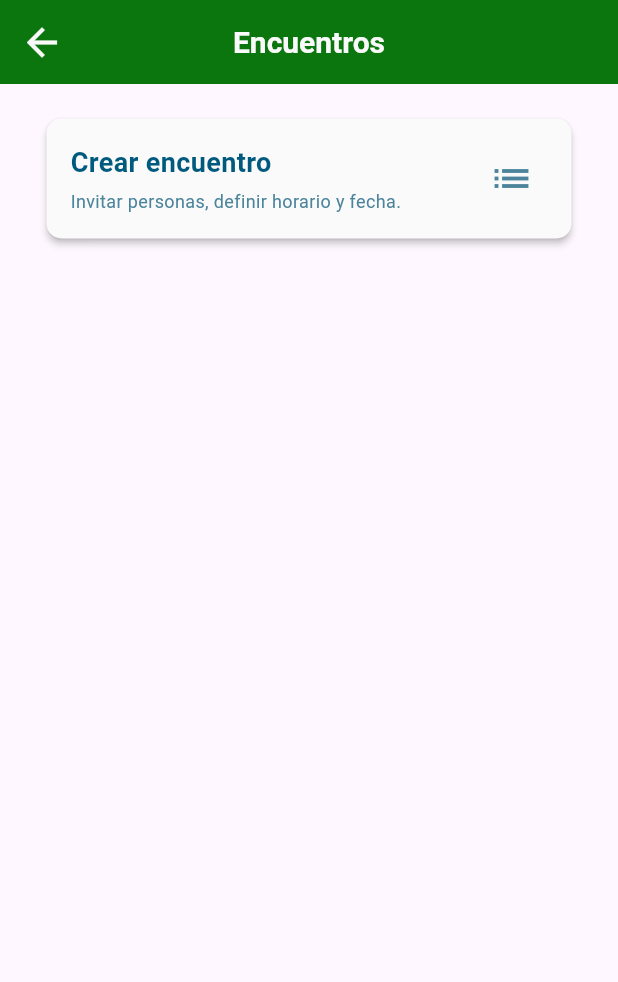
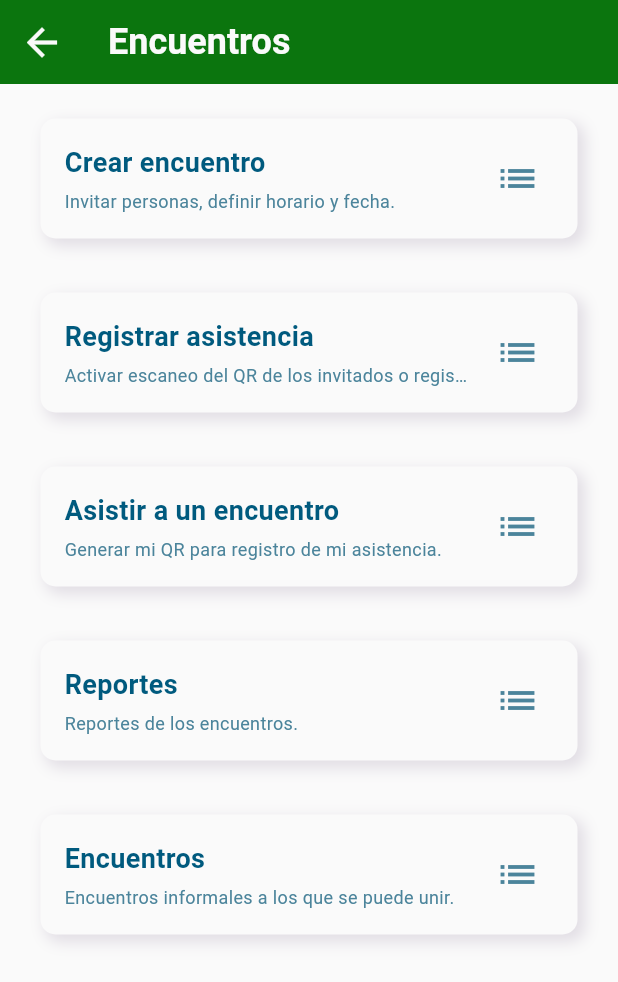
Before and after one commit to Archimarks/frontend_app, a Flutter app: the screen it shows after launch, on a phone screen of 412 x 824 dp. Shown: the top 982 px of the screen. Run offline on Flutter 3.47's test engine with Material 3 defaults, Android fonts, the phone set to English and light mode, and no system bars; our stand-ins replace bloc, connectivity_plus, flutter_bloc, go_router, shared_preferences.

Commit message:
Actualización de widgets y construcción de tarjetas del Home.

```diff
--- a/lib/src/Core/Routes/routes_config.dart
+++ b/lib/src/Core/Routes/routes_config.dart
@@ -15,7 +15,7 @@ library;
 import 'package:go_router/go_router.dart';
 
 import '../../Features/Login/Presentation/Views/login_view.dart';
-import '../../Features/Meet_options/Presentation/Views/meet_options_view.dart';
+import '../../Features/Home/Presentation/Views/meet_options_view.dart';
 import 'route_names.dart';
 
 /// Lista de rutas disponibles en la aplicación.
@@ -30,7 +30,7 @@ final List<GoRoute> appRoutes = [
 GoRoute(
     path: '/meetOptions',
     name: RouteNames.meetOptions,
-    builder: (final context, final state) => const MeetOptions(),
+    builder: (final context, final state) => const Home(),
   ),
 
   // Ruta comentada de ejemplo para futuras implementaciones:
--- a/lib/src/Features/Meet_options/Presentation/Views/meet_options_view.dart
+++ b/lib/src/Features/Home/Presentation/Views/meet_options_view.dart
@@ -3,26 +3,30 @@ import 'package:flutter/material.dart';
 import '../../../../Core/Barrels/enums_barrel.dart';
 import '../../../../Core/Barrels/widgets_shared_barrel.dart';
 
-class MeetOptions extends StatefulWidget {
-  const MeetOptions({super.key});
+class Home extends StatefulWidget {
+  const Home({super.key});
 
   @override
-  State<MeetOptions> createState() => _MeetOptionsState();
+  State<Home> createState() => _HomeState();
 }
 
-class _MeetOptionsState extends State<MeetOptions> {
+class _HomeState extends State<Home> {
   @override
   // ignore: prefer_expression_function_bodies
   Widget build(final BuildContext context) {
     // Envuelve el Scaffold con PopScope para interceptar el botón de retroceso del hardware
     return PopScope(
       canPop: false, // Evita que la ruta se "popee" automáticamente
+      // ignore: deprecated_member_use
       onPopInvoked: (final bool didPop) {
         if (didPop) {
-          return; // Si el pop ya fue manejado por el sistema, no hacemos nada.
+          return; // Si el pop ya fue manejado por el sistema, no se hace nada.
         }
       },
       child: Scaffold(
+        backgroundColor: TipoColores
+            .seasalt
+            .value, // Color de fondo para toda la vista
         appBar: customAppBar(
           context: context,
           title: 'Encuentros',
@@ -54,7 +58,30 @@ class _MeetOptionsState extends State<MeetOptions> {
       CustomMainCard(
         title: 'Crear encuentro',
         description: 'Invitar personas, definir horario y fecha.',
-        actionIcon: Icons.list,
+        actionCard: () {},
+      ),
+      const SizedBox(height: 20),
+      CustomMainCard(
+        title: 'Registrar asistencia',
+        description: 'Activar escaneo del QR de los invitados o registro manual de asistencia.',
+        actionCard: () {},
+      ),
+      const SizedBox(height: 20),
+      CustomMainCard(
+        title: 'Asistir a un encuentro',
+        description: 'Generar mi QR para registro de mi asistencia.',
+        actionCard: () {},
+      ),
+      const SizedBox(height: 20),
+      CustomMainCard(
+        title: 'Reportes',
+        description: 'Reportes de los encuentros.',
+        actionCard: () {},
+      ),
+      const SizedBox(height: 20),
+      CustomMainCard(
+        title: 'Encuentros',
+        description: 'Encuentros informales a los que se puede unir.',
         actionCard: () {},
       ),
     ],
--- a/lib/src/Features/Login/Presentation/Views/login_view.dart
+++ b/lib/src/Features/Login/Presentation/Views/login_view.dart
@@ -206,6 +206,7 @@ class _LoginButton extends StatelessWidget {
                               'Error al obtener usuario. Código: ${response.statusCode}',
                             );
                           }
+                          // ignore: avoid_catches_without_on_clauses
                         } catch (e) {
                           debugPrint('Error en la solicitud HTTP: $e');
                         }
--- a/lib/src/Shared/Widgets/app_bar.dart
+++ b/lib/src/Shared/Widgets/app_bar.dart
@@ -54,16 +54,16 @@ AppBar customAppBar({
         : const SizedBox(width: 56.0), // Mantiene el espacio del leading
     title: Text(
       title,
-      textAlign: TextAlign.center,
+      textAlign: TextAlign.left,
       style: TextStyle(
         fontWeight: FontWeight.bold,
-        fontSize: sizeTitle ?? 20,
+        fontSize: sizeTitle ?? 24,
         color:
             colorText ??
             TipoColores.seasalt.value, // Usar el color de texto personalizado
       ),
     ),
-    centerTitle: true,
+    centerTitle: false,
     backgroundColor:
         backgroundColor ??
         Colors.transparent, // Usar el color de fondo personalizado
--- a/lib/src/Shared/Widgets/button.dart
+++ b/lib/src/Shared/Widgets/button.dart
@@ -53,11 +53,11 @@ class CustomButton extends StatelessWidget {
               boxShadow: enabled
                   ? [
                       BoxShadow(
-                      color: TipoColores.gris.value.withAlpha(
+                      color: TipoColores.pantone663C.value.withAlpha(
                         (0.4 * 255).toInt(),
                       ),
                         blurRadius: 10,
-                        spreadRadius: 2,
+                      spreadRadius: 1,
                         offset: const Offset(0, 3),
                       ),
                     ]
--- a/lib/src/Shared/Widgets/main_card.dart
+++ b/lib/src/Shared/Widgets/main_card.dart
@@ -15,11 +15,13 @@ class CustomMainCard extends StatelessWidget {
     super.key,
     required this.title,
     required this.description,
-    this.actionIcon,
+    this.actionIcon = Icons.list,
     required this.actionCard,
     this.backgroundColor = TipoColores.seasalt, // Color de fondo predeterminado
-    this.titleColor = TipoColores.pantone634C, // Color del título predeterminado
-    this.descriptionColor = TipoColores.airBlue, // Color de la descripción predeterminado
+    this.titleColor =
+        TipoColores.pantone634C, // Color del título predeterminado
+    this.descriptionColor =
+        TipoColores.airBlue, // Color de la descripción predeterminado
   });
 
   /// El texto principal que se muestra en la tarjeta.
@@ -44,13 +46,30 @@ class CustomMainCard extends StatelessWidget {
   final TipoColores descriptionColor;
 
   @override
-  Widget build(final BuildContext context) => Card(
+  Widget build(final BuildContext context) => Container(
+    margin: const EdgeInsets.symmetric(horizontal: 12.0, vertical: 8.0),
+    decoration: BoxDecoration(
+      borderRadius: BorderRadius.circular(10.0),
+      boxShadow: [
+        BoxShadow(
+          color: TipoColores.pantone663C.value, // Color de la sombra
+          offset: const Offset(
+            4,
+            4,
+          ), // Desplazamiento: 4 a la derecha, 4 hacia abajo
+          blurRadius: 8, // Qué tan difuminada está la sombra
+          spreadRadius: 1, // Qué tan extendida está la sombra
+        ),
+      ],
+    ),
+    child: Card(
       color: backgroundColor.value,
-      margin: const EdgeInsets.symmetric(horizontal: 16.0, vertical: 8.0),
-      elevation: 2.0,
-    shape: RoundedRectangleBorder(borderRadius: BorderRadius.circular(10.0)),
+      margin: EdgeInsets
+          .zero, // Eliminar el margin del Card para que el Container lo controle
+      elevation: 0, // Quitar la elevación por defecto de la Card
+      shape: RoundedRectangleBorder(borderRadius: BorderRadius.circular(10.0)),
       child: InkWell(
-      onTap: actionCard,
+        onTap: actionCard,
         borderRadius: BorderRadius.circular(
           8.0,
         ), // Para que el InkWell respete el borde del Card
@@ -75,8 +94,11 @@ class CustomMainCard extends StatelessWidget {
                     const SizedBox(height: 4),
                     Text(
                       description,
-                      style: TextStyle(fontSize: 12, color: descriptionColor.value),
-                      maxLines: 2, // Para evitar que la descripción se desborde
+                      style: TextStyle(
+                        fontSize: 12,
+                        color: descriptionColor.value,
+                      ),
+                      maxLines: 1, // Para evitar que la descripción se desborde
                       overflow: TextOverflow.ellipsis,
                     ),
                   ],
@@ -85,18 +107,20 @@ class CustomMainCard extends StatelessWidget {
               if (actionIcon != null)
                 Padding(
                   padding: const EdgeInsets.only(left: 8.0),
+                  //Icono de la tarjeta
                   child: IconButton(
                     icon: Icon(
                       actionIcon,
                       size: 30,
                       color: TipoColores.airBlue.value,
-                    ), // Color del icono de acción
-                  onPressed: actionCard,
+                    ),
+                    onPressed: actionCard,
                   ),
                 ),
             ],
           ),
         ),
       ),
-    );
+    ),
+  );
 }
```
Also changed, not shown: lib/src/Shared/Widgets/text_field.dart (+66 -19 lines).
